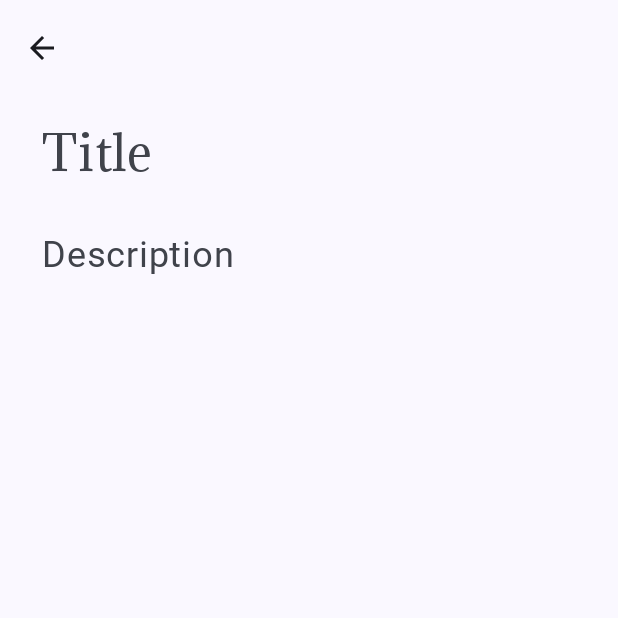
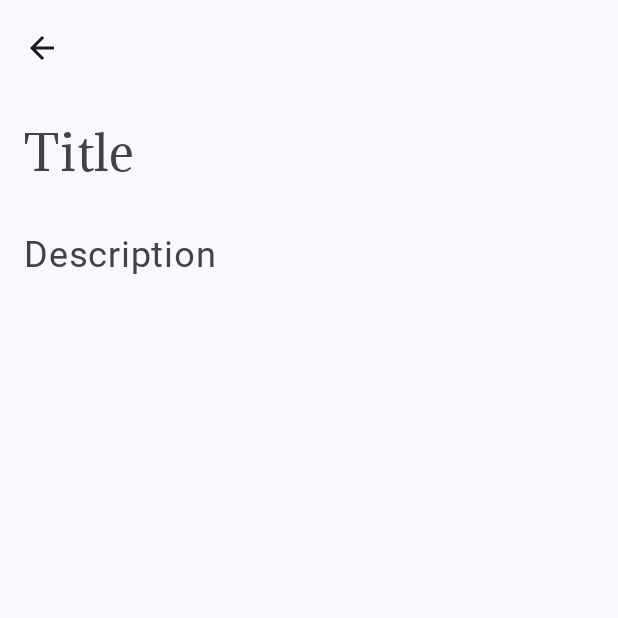
Before and after one commit to DevDomingoJohn/Ceso, an Android app built with Jetpack Compose: the screen it shows after launch (MainActivity), after a tap on "Add Note", on a phone screen of 412 x 824 dp, the top half of it. Run offline under Robolectric (Android 15) with nearby library versions, the phone set to English and light mode, and no system bars; our stand-ins replace Room's generated code; 3 other taps on this screen came first.

Commit message:
7th Commit: NoteScreen Scrollable & Changes

```diff
--- a/app/src/main/java/com/domindev/ceso/presentation/ui/screens/HomeScreen.kt
+++ b/app/src/main/java/com/domindev/ceso/presentation/ui/screens/HomeScreen.kt
@@ -75,7 +75,7 @@ fun HomeScreen(
                         }
                     } else {
                         IconButton(onClick = { onEvent(Events.ToggleView) }) {
-                            Icon(painter = painterResource(id = R.drawable.baseline_view_agenda_24), contentDescription = "Account")
+                            Icon(painter = painterResource(id = R.drawable.outline_view_agenda_24), contentDescription = "Account")
                         }
                     }
 
--- a/app/src/main/java/com/domindev/ceso/presentation/ui/screens/NoteScreen.kt
+++ b/app/src/main/java/com/domindev/ceso/presentation/ui/screens/NoteScreen.kt
@@ -9,6 +9,8 @@ import androidx.compose.foundation.layout.fillMaxSize
 import androidx.compose.foundation.layout.fillMaxWidth
 import androidx.compose.foundation.layout.padding
 import androidx.compose.foundation.layout.wrapContentHeight
+import androidx.compose.foundation.rememberScrollState
+import androidx.compose.foundation.verticalScroll
 import androidx.compose.material.icons.Icons
 import androidx.compose.material.icons.automirrored.filled.ArrowBack
 import androidx.compose.material.icons.filled.Delete
@@ -31,8 +33,8 @@ import androidx.compose.ui.Modifier
 import androidx.compose.ui.focus.FocusRequester
 import androidx.compose.ui.focus.focusRequester
 import androidx.compose.ui.graphics.Color
+import androidx.compose.ui.res.painterResource
 import androidx.compose.ui.text.TextStyle
-import androidx.compose.ui.unit.dp
 import androidx.compose.ui.unit.sp
 import com.domindev.ceso.presentation.ui.events.Events
 import com.domindev.ceso.presentation.state.State
@@ -40,6 +42,7 @@ import com.domindev.ceso.presentation.ui.theme.bodyFontFamily
 import com.domindev.ceso.presentation.ui.theme.displayFontFamily
 import kotlinx.coroutines.android.awaitFrame
 import kotlinx.coroutines.launch
+import com.domindev.ceso.R
 
 @OptIn(ExperimentalMaterial3Api::class)
 @Composable
@@ -68,6 +71,9 @@ fun NoteScreen(
                         }
                     },
                     actions = {
+                        IconButton(onClick = { /*TODO*/ }) {
+                            Icon(painter = painterResource(id = R.drawable.outline_push_pin_24), contentDescription = "pin")
+                        }
                         IconButton(onClick = {
                             navigateBack()
                             onEvent(Events.DeleteNote)
@@ -107,6 +113,7 @@ fun NoteScreen(
             modifier = Modifier
                 .fillMaxSize()
                 .padding(padding)
+                .verticalScroll(rememberScrollState())
         ) {
             TextField(
                 value = state.title,
@@ -130,7 +137,6 @@ fun NoteScreen(
                 modifier = Modifier
                     .fillMaxWidth()
                     .wrapContentHeight()
-                    .padding(horizontal = 12.dp)
             )
             TextField(
                 value = state.description,
@@ -152,8 +158,7 @@ fun NoteScreen(
                 ),
                 modifier = Modifier
                     .fillMaxWidth()
-                    .padding(horizontal = 12.dp)
-                    .fillMaxHeight(0.9f)
+                    .fillMaxHeight()
                     .focusRequester(focusRequester)
             )
         }
--- /dev/null
+++ b/app/src/main/res/drawable/baseline_push_pin_24.xml
@@ -0,0 +1,5 @@
+<vector xmlns:android="http://schemas.android.com/apk/res/android" android:height="24dp" android:tint="#000000" android:viewportHeight="24" android:viewportWidth="24" android:width="24dp">
+
+    <path android:fillColor="@android:color/white" android:fillType="evenOdd" android:pathData="M16,9V4l1,0c0.55,0 1,-0.45 1,-1v0c0,-0.55 -0.45,-1 -1,-1H7C6.45,2 6,2.45 6,3v0c0,0.55 0.45,1 1,1l1,0v5c0,1.66 -1.34,3 -3,3h0v2h5.97v7l1,1l1,-1v-7H19v-2h0C17.34,12 16,10.66 16,9z"/>
+
+</vector>
--- a/app/src/main/res/drawable/baseline_view_agenda_24.xml
+++ /dev/null
@@ -1,7 +0,0 @@
-<vector xmlns:android="http://schemas.android.com/apk/res/android" android:height="24dp" android:tint="#000000" android:viewportHeight="24" android:viewportWidth="24" android:width="24dp">
-
-    <path android:fillColor="@android:color/white" android:pathData="M19,13H5c-1.1,0 -2,0.9 -2,2v4c0,1.1 0.9,2 2,2h14c1.1,0 2,-0.9 2,-2v-4C21,13.9 20.1,13 19,13z"/>
-
-    <path android:fillColor="@android:color/white" android:pathData="M19,3H5C3.9,3 3,3.9 3,5v4c0,1.1 0.9,2 2,2h14c1.1,0 2,-0.9 2,-2V5C21,3.9 20.1,3 19,3z"/>
-
-</vector>
--- /dev/null
+++ b/app/src/main/res/drawable/outline_push_pin_24.xml
@@ -0,0 +1,5 @@
+<vector xmlns:android="http://schemas.android.com/apk/res/android" android:height="24dp" android:tint="#000000" android:viewportHeight="24" android:viewportWidth="24" android:width="24dp">
+
+    <path android:fillColor="@android:color/white" android:pathData="M14,4v5c0,1.12 0.37,2.16 1,3H9c0.65,-0.86 1,-1.9 1,-3V4H14M17,2H7C6.45,2 6,2.45 6,3c0,0.55 0.45,1 1,1c0,0 0,0 0,0l1,0v5c0,1.66 -1.34,3 -3,3v2h5.97v7l1,1l1,-1v-7H19v-2c0,0 0,0 0,0c-1.66,0 -3,-1.34 -3,-3V4l1,0c0,0 0,0 0,0c0.55,0 1,-0.45 1,-1C18,2.45 17.55,2 17,2L17,2z"/>
+
+</vector>
--- /dev/null
+++ b/app/src/main/res/drawable/outline_view_agenda_24.xml
@@ -0,0 +1,7 @@
+<vector xmlns:android="http://schemas.android.com/apk/res/android" android:height="24dp" android:tint="#000000" android:viewportHeight="24" android:viewportWidth="24" android:width="24dp">
+
+    <path android:fillColor="@android:color/white" android:pathData="M19,13H5c-1.1,0 -2,0.9 -2,2v4c0,1.1 0.9,2 2,2h14c1.1,0 2,-0.9 2,-2v-4C21,13.9 20.1,13 19,13zM19,19H5v-4h14V19z"/>
+
+    <path android:fillColor="@android:color/white" android:pathData="M19,3H5C3.9,3 3,3.9 3,5v4c0,1.1 0.9,2 2,2h14c1.1,0 2,-0.9 2,-2V5C21,3.9 20.1,3 19,3zM19,9H5V5h14V9z"/>
+
+</vector>
```
